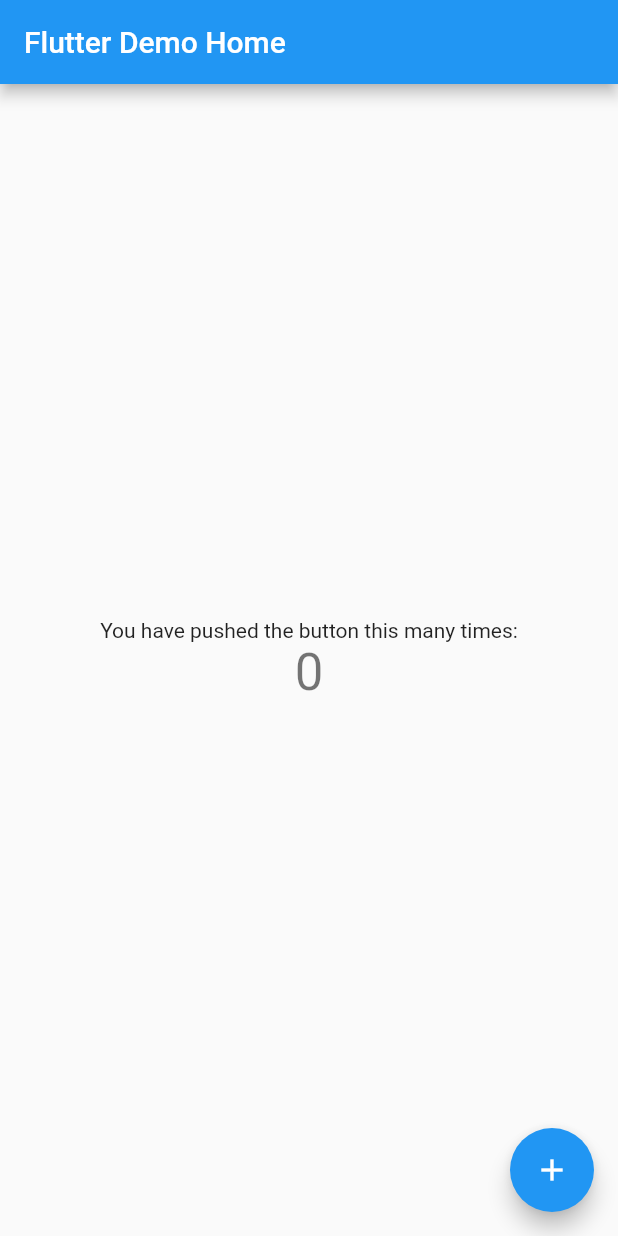
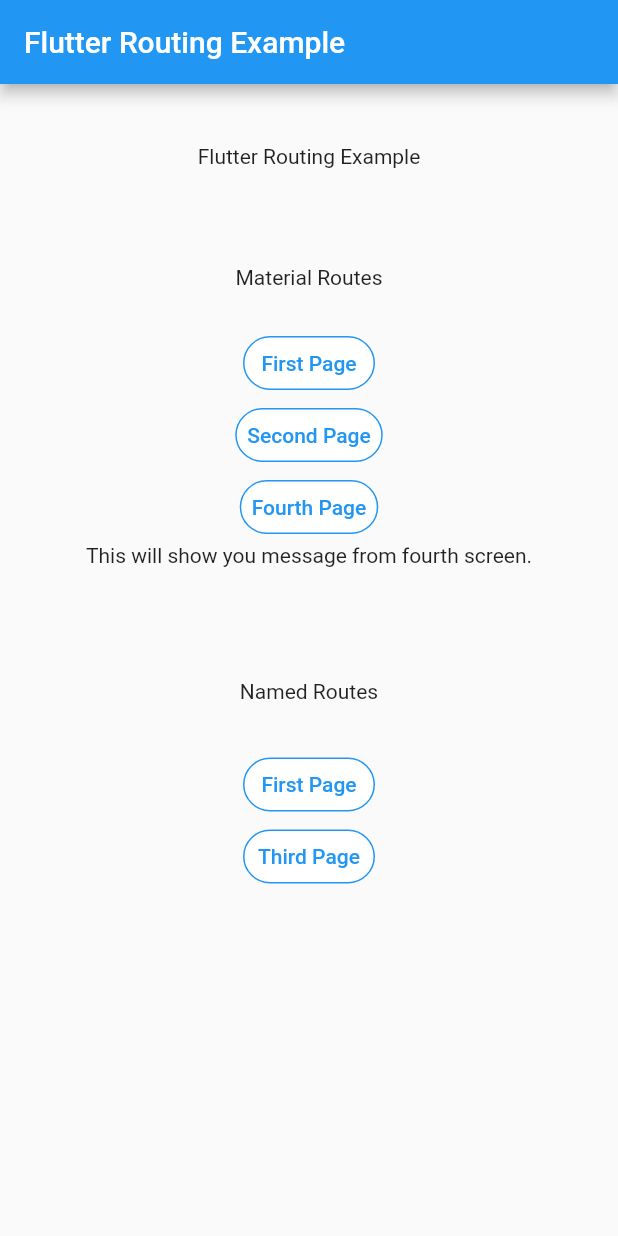
Before and after one commit to azadsiliconlogics/DemoFlutter, a Flutter app: the screen it shows after launch, on a phone screen of 412 x 824 dp. Run offline on Flutter 3.47's test engine with Material 2 defaults, Android fonts, the phone set to English and light mode, and no system bars.

Commit message:
git copy from tharindu branch

```diff
--- /dev/null
+++ b/demo/lib/commons/arguements.dart
@@ -0,0 +1,6 @@
+class ThirdPageArguments {
+  final String title;
+  final String message;
+
+  ThirdPageArguments(this.title, this.message);
+}
--- a/demo/lib/main.dart
+++ b/demo/lib/main.dart
@@ -1,117 +1,30 @@
+import 'package:demo/views/first_page.dart';
 import 'package:flutter/material.dart';
+import 'package:demo/views/home.dart';
+import 'package:demo/views/second_page.dart';
+import 'package:demo/views/third_page.dart';
 
 void main() {
   runApp(MyApp());
 }
 
 class MyApp extends StatelessWidget {
-  // This widget is the root of your application.
   @override
   Widget build(BuildContext context) {
     return MaterialApp(
-      title: 'Flutter Demo test',
+      title: 'Flutter Demo',
       theme: ThemeData(
-        // This is the theme of your application.
-        //
-        // Try running your application with "flutter run". You'll see the
-        // application has a blue toolbar. Then, without quitting the app, try
-        // changing the primarySwatch below to Colors.green and then invoke
-        // "hot reload" (press "r" in the console where you ran "flutter run",
-        // or simply save your changes to "hot reload" in a Flutter IDE).
-        // Notice that the counter didn't reset back to zero; the application
-        // is not restarted.
         primarySwatch: Colors.blue,
-        // This makes the visual density adapt to the platform that you run
-        // the app on. For desktop platforms, the controls will be smaller and
-        // closer together (more dense) than on mobile platforms.
         visualDensity: VisualDensity.adaptivePlatformDensity,
       ),
-      home: MyHomePage(title: 'Flutter Demo Home'),
+      //Define Route Map for Named Routes
+      initialRoute: '/',
+      routes: {
+        '/first': (context) => FirstPage(), //Named route for first screen
+        '/second': (context) => SecondPage(), //Named route for second screen
+        '/third': (context) => ThirdPage(), //Named route for third screen
+      },
+      home: HomePage(title: 'Flutter Routing Example'),
     );
   }
 }
-
-class MyHomePage extends StatefulWidget {
-  MyHomePage({Key key, this.title}) : super(key: key);
-
-  // This widget is the home page of your application. It is stateful, meaning
-  // that it has a State object (defined below) that contains fields that affect
-  // how it looks.
-
-  // This class is the configuration for the state. It holds the values (in this
-  // case the title) provided by the parent (in this case the App widget) and
-  // used by the build method of the State. Fields in a Widget subclass are
-  // always marked "final".
-
-  final String title;
-
-  @override
-  _MyHomePageState createState() => _MyHomePageState();
-}
-
-class _MyHomePageState extends State<MyHomePage> {
-  int _counter = 0;
-
-  void _incrementCounter() {
-    setState(() {
-      // This call to setState tells the Flutter framework that something has
-      // changed in this State, which causes it to rerun the build method below
-      // so that the display can reflect the updated values. If we changed
-      // _counter without calling setState(), then the build method would not be
-      // called again, and so nothing would appear to happen.
-      _counter++;
-    });
-  }
-
-  @override
-  Widget build(BuildContext context) {
-    // This method is rerun every time setState is called, for instance as done
-    // by the _incrementCounter method above.
-    //
-    // The Flutter framework has been optimized to make rerunning build methods
-    // fast, so that you can just rebuild anything that needs updating rather
-    // than having to individually change instances of widgets.
-    return Scaffold(
-      appBar: AppBar(
-        // Here we take the value from the MyHomePage object that was created by
-        // the App.build method, and use it to set our appbar title.
-        title: Text(widget.title),
-      ),
-      body: Center(
-        // Center is a layout widget. It takes a single child and positions it
-        // in the middle of the parent.
-        child: Column(
-          // Column is also a layout widget. It takes a list of children and
-          // arranges them vertically. By default, it sizes itself to fit its
-          // children horizontally, and tries to be as tall as its parent.
-          //
-          // Invoke "debug painting" (press "p" in the console, choose the
-          // "Toggle Debug Paint" action from the Flutter Inspector in Android
-          // Studio, or the "Toggle Debug Paint" command in Visual Studio Code)
-          // to see the wireframe for each widget.
-          //
-          // Column has various properties to control how it sizes itself and
-          // how it positions its children. Here we use mainAxisAlignment to
-          // center the children vertically; the main axis here is the vertical
-          // axis because Columns are vertical (the cross axis would be
-          // horizontal).
-          mainAxisAlignment: MainAxisAlignment.center,
-          children: <Widget>[
-            Text(
-              'You have pushed the button this many times:',
-            ),
-            Text(
-              '$_counter',
-              style: Theme.of(context).textTheme.headline4,
-            ),
-          ],
-        ),
-      ),
-      floatingActionButton: FloatingActionButton(
-        onPressed: _incrementCounter,
-        tooltip: 'Increment',
-        child: Icon(Icons.add),
-      ), // This trailing comma makes auto-formatting nicer for build methods.
-    );
-  }
-}
--- /dev/null
+++ b/demo/lib/views/home.dart
@@ -0,0 +1,169 @@
+import 'package:demo/views/fourth_page.dart';
+import 'package:flutter/material.dart';
+import 'package:demo/views/first_page.dart';
+import 'package:demo/views/second_page.dart';
+import 'package:demo/views/third_page.dart';
+import 'package:demo/commons/arguements.dart';
+
+class HomePage extends StatefulWidget {
+  HomePage({Key key, this.title}) : super(key: key);
+
+  final String title;
+
+  @override
+  _HomePageState createState() => _HomePageState();
+}
+
+class _HomePageState extends State<HomePage> {
+  var message = "This will show you message from fourth screen.";
+  @override
+  Widget build(BuildContext context) {
+    return Scaffold(
+      appBar: AppBar(
+        title: Text(widget.title),
+      ),
+      body: Center(
+          child: Container(
+        padding: EdgeInsets.only(top: 25),
+        child: Column(
+          mainAxisAlignment: MainAxisAlignment.start,
+          children: <Widget>[
+            Container(
+              padding: EdgeInsets.only(top: 15, bottom: 50),
+              child: Text(
+                'Flutter Routing Example',
+              ),
+            ),
+            Container(
+              padding: EdgeInsets.only(top: 15, bottom: 25),
+              child: Text(
+                'Material Routes',
+              ),
+            ),
+            FlatButton(
+              shape: RoundedRectangleBorder(
+                  borderRadius: BorderRadius.circular(18.0),
+                  side: BorderSide(color: Colors.blue)),
+              color: Colors.white,
+              textColor: Colors.blue,
+              padding: EdgeInsets.all(8.0),
+              onPressed: () {
+                //Simple Material Route
+                Navigator.push(
+                  context,
+                  MaterialPageRoute(builder: (context) => FirstPage()),
+                );
+              },
+              child: Text(
+                "First Page",
+                style: TextStyle(
+                  fontSize: 14.0,
+                ),
+              ),
+            ),
+            FlatButton(
+              shape: RoundedRectangleBorder(
+                  borderRadius: BorderRadius.circular(18.0),
+                  side: BorderSide(color: Colors.blue)),
+              color: Colors.white,
+              textColor: Colors.blue,
+              padding: EdgeInsets.all(8.0),
+              onPressed: () {
+                //Pass data with Material Route
+
+                Navigator.push(
+                  context,
+                  MaterialPageRoute(
+                      builder: (context) => SecondPage(
+                          title: "This variable is pass through navigation")),
+                );
+              },
+              child: Text(
+                "Second Page",
+                style: TextStyle(
+                  fontSize: 14.0,
+                ),
+              ),
+            ),
+            FlatButton(
+              shape: RoundedRectangleBorder(
+                  borderRadius: BorderRadius.circular(18.0),
+                  side: BorderSide(color: Colors.blue)),
+              color: Colors.white,
+              textColor: Colors.blue,
+              padding: EdgeInsets.all(8.0),
+              onPressed: () {
+                this.navigateToFourth();
+              },
+              child: Text(
+                "Fourth Page",
+                style: TextStyle(
+                  fontSize: 14.0,
+                ),
+              ),
+            ),
+            Text(
+              this.message,
+            ),
+            Container(
+              padding: EdgeInsets.only(top: 75, bottom: 30),
+              child: Text(
+                'Named Routes',
+              ),
+            ),
+            FlatButton(
+              shape: RoundedRectangleBorder(
+                  borderRadius: BorderRadius.circular(18.0),
+                  side: BorderSide(color: Colors.blue)),
+              color: Colors.white,
+              textColor: Colors.blue,
+              padding: EdgeInsets.all(8.0),
+              onPressed: () {
+                //Named Route for first screen
+                Navigator.pushNamed(context, '/first');
+              },
+              child: Text(
+                "First Page",
+                style: TextStyle(
+                  fontSize: 14.0,
+                ),
+              ),
+            ),
+            FlatButton(
+              shape: RoundedRectangleBorder(
+                  borderRadius: BorderRadius.circular(18.0),
+                  side: BorderSide(color: Colors.blue)),
+              color: Colors.white,
+              textColor: Colors.blue,
+              padding: EdgeInsets.all(8.0),
+              onPressed: () {
+                //Pass data with Named route
+                var arg = ThirdPageArguments(
+                    "Third Page", "This message pass through named route");
+                Navigator.pushNamed(context, '/third', arguments: arg);
+              },
+              child: Text(
+                "Third Page",
+                style: TextStyle(
+                  fontSize: 14.0,
+                ),
+              ),
+            ),
+          ],
+        ),
+      )),
+    );
+  }
+
+  void navigateToFourth() async {
+    //Pass data with Material Route
+    var msg = await Navigator.push(
+      context,
+      // Create the SelectionScreen in the next step.
+      MaterialPageRoute(builder: (context) => FourthPage()),
+    );
+    setState(() {
+      this.message = msg;
+    });
+  }
+}
```
Also changed, not shown: demo/lib/views/first_page.dart (added, +37 -0 lines), demo/lib/views/fourth_page.dart (added, +44 -0 lines), demo/lib/views/second_page.dart (added, +47 -0 lines), demo/lib/views/third_page.dart (added, +46 -0 lines), 10 other files.
